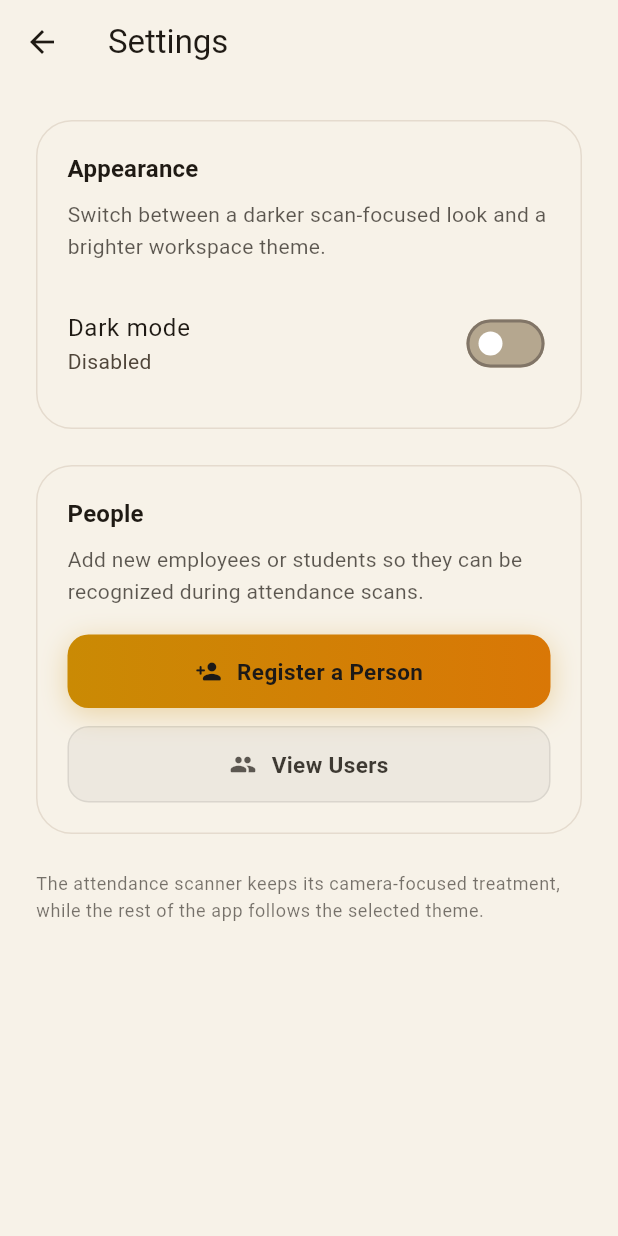
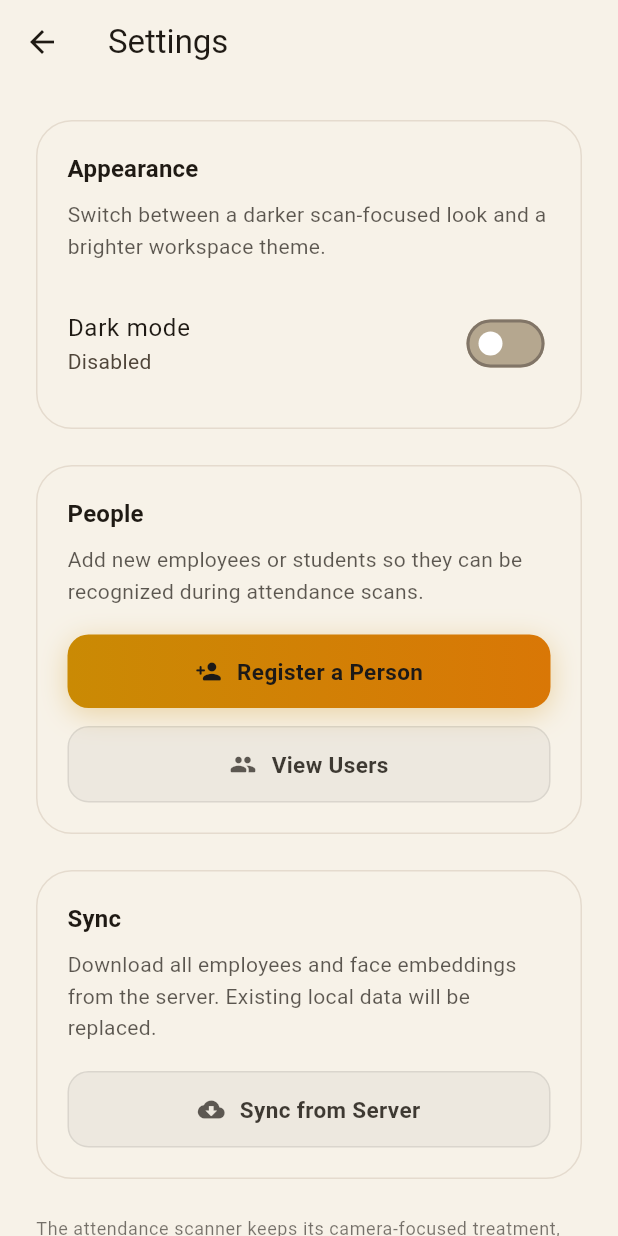
Before and after one commit to nathnael19/bayn_attendance, a Flutter app: the SettingsPage screen opened directly, on a phone screen of 412 x 824 dp. Run offline on Flutter 3.47's test engine with Material 3 defaults, Android fonts, the phone set to English and light mode, and no system bars; our stand-ins replace camera, equatable, flutter_bloc, flutter_tts, get_it, sqflite; missing offline and left inert: google_mlkit_face_detection, tflite_flutter; accounts and stored records are empty.

Commit message:
Refactor SettingsPage to use StatefulWidget and implement server synchronization functionality. Added _syncFromServer method to handle syncing with the backend, displaying success or error messages via SnackBars. This enhances user experience by providing feedback during sync operations.

```diff
--- a/lib/features/attendance/presentation/pages/settings_page.dart
+++ b/lib/features/attendance/presentation/pages/settings_page.dart
@@ -3,13 +3,67 @@ import 'package:flutter_bloc/flutter_bloc.dart';
 
 import '../../../../core/theme/theme_cubit.dart';
 import '../../../../injection_container.dart' as di;
+import '../../data/datasources/person_remote_datasource.dart';
+import '../../domain/repositories/person_repository.dart';
 import '../cubit/register_cubit.dart';
 import '../cubit/users_cubit.dart';
 import 'register_page.dart';
 import 'users_page.dart';
 
-class SettingsPage extends StatelessWidget {
+class SettingsPage extends StatefulWidget {
   const SettingsPage({super.key});
+
+  @override
+  State<SettingsPage> createState() => _SettingsPageState();
+}
+
+class _SettingsPageState extends State<SettingsPage> {
+  bool _isSyncing = false;
+
+  Future<void> _syncFromServer() async {
+    setState(() => _isSyncing = true);
+    try {
+      final repo = di.sl<PersonRepository>();
+      final result = await repo.pullFromServer();
+      if (!mounted) return;
+      ScaffoldMessenger.of(context).showSnackBar(
+        SnackBar(
+          content: Text(
+            'Synced ${result.employeesSynced} employees with '
+            '${result.embeddingsSynced} embeddings',
+          ),
+          backgroundColor: const Color(0xFF16A34A),
+          behavior: SnackBarBehavior.floating,
+          shape: RoundedRectangleBorder(borderRadius: BorderRadius.circular(12)),
+          margin: const EdgeInsets.all(16),
+        ),
+      );
+    } on BackendNotConfiguredException {
+      if (!mounted) return;
+      ScaffoldMessenger.of(context).showSnackBar(
+        SnackBar(
+          content: const Text('Backend not configured. Set BAYN_API_BASE_URL.'),
+          backgroundColor: Colors.orange,
+          behavior: SnackBarBehavior.floating,
+          shape: RoundedRectangleBorder(borderRadius: BorderRadius.circular(12)),
+          margin: const EdgeInsets.all(16),
+        ),
+      );
+    } catch (e) {
+      if (!mounted) return;
+      ScaffoldMessenger.of(context).showSnackBar(
+        SnackBar(
+          content: Text('Sync failed: $e'),
+          backgroundColor: Colors.redAccent,
+          behavior: SnackBarBehavior.floating,
+          shape: RoundedRectangleBorder(borderRadius: BorderRadius.circular(12)),
+          margin: const EdgeInsets.all(16),
+        ),
+      );
+    } finally {
+      if (mounted) setState(() => _isSyncing = false);
+    }
+  }
 
   @override
   Widget build(BuildContext context) {
@@ -21,37 +75,11 @@ class SettingsPage extends StatelessWidget {
       body: ListView(
         padding: const EdgeInsets.all(24),
         children: [
-          Container(
-            padding: const EdgeInsets.all(20),
-            decoration: BoxDecoration(
-              color: Theme.of(context).colorScheme.surface,
-              borderRadius: BorderRadius.circular(24),
-              border: Border.all(
-                color: Theme.of(
+          _buildSection(
             context,
-                ).colorScheme.outlineVariant.withValues(alpha: 0.5),
-              ),
-            ),
-            child: Column(
-              crossAxisAlignment: CrossAxisAlignment.start,
+            title: 'Appearance',
+            description: 'Switch between a darker scan-focused look and a brighter workspace theme.',
             children: [
-                Text(
-                  'Appearance',
-                  style: Theme.of(context).textTheme.titleMedium?.copyWith(
-                    fontWeight: FontWeight.w700,
-                  ),
-                ),
-                const SizedBox(height: 8),
-                Text(
-                  'Switch between a darker scan-focused look and a brighter workspace theme.',
-                  style: Theme.of(context).textTheme.bodyMedium?.copyWith(
-                    color: Theme.of(
-                      context,
-                    ).colorScheme.onSurface.withValues(alpha: 0.72),
-                    height: 1.5,
-                  ),
-                ),
-                const SizedBox(height: 18),
               SwitchListTile.adaptive(
                 contentPadding: EdgeInsets.zero,
                 title: const Text('Dark mode'),
@@ -61,42 +89,16 @@ class SettingsPage extends StatelessWidget {
               ),
             ],
           ),
-          ),
           const SizedBox(height: 24),
-
-          // Register section
-          Container(
-            padding: const EdgeInsets.all(20),
-            decoration: BoxDecoration(
-              color: Theme.of(context).colorScheme.surface,
-              borderRadius: BorderRadius.circular(24),
-              border: Border.all(
-                color: Theme.of(
+          _buildSection(
             context,
-                ).colorScheme.outlineVariant.withValues(alpha: 0.5),
-              ),
-            ),
-            child: Column(
-              crossAxisAlignment: CrossAxisAlignment.start,
+            title: 'People',
+            description: 'Add new employees or students so they can be recognized during attendance scans.',
             children: [
-                Text(
-                  'People',
-                  style: Theme.of(context).textTheme.titleMedium?.copyWith(
-                    fontWeight: FontWeight.w700,
-                  ),
-                ),
-                const SizedBox(height: 8),
-                Text(
-                  'Add new employees or students so they can be recognized during attendance scans.',
-                  style: Theme.of(context).textTheme.bodyMedium?.copyWith(
-                    color: Theme.of(
-                      context,
-                    ).colorScheme.onSurface.withValues(alpha: 0.72),
-                    height: 1.5,
-                  ),
-                ),
-                const SizedBox(height: 18),
-                GestureDetector(
+              _ActionButton(
+                icon: Icons.person_add_rounded,
+                label: 'Register a Person',
+                gradient: true,
                 onTap: () => Navigator.of(context).push(
                   MaterialPageRoute(
                     builder: (_) => BlocProvider(
@@ -105,45 +107,11 @@ class SettingsPage extends StatelessWidget {
                     ),
                   ),
                 ),
-                  child: Container(
-                    width: double.infinity,
-                    padding: const EdgeInsets.symmetric(vertical: 14),
-                    decoration: BoxDecoration(
-                      gradient: const LinearGradient(
-                        colors: [Color(0xFFCA8A04), Color(0xFFD97706)],
-                      ),
-                      borderRadius: BorderRadius.circular(14),
-                      boxShadow: [
-                        BoxShadow(
-                          color: const Color(0xFFCA8A04).withValues(alpha: 0.3),
-                          blurRadius: 16,
-                          offset: const Offset(0, 4),
-                        ),
-                      ],
-                    ),
-                    child: Row(
-                      mainAxisAlignment: MainAxisAlignment.center,
-                      children: const [
-                        Icon(
-                          Icons.person_add_rounded,
-                          color: Color(0xFF1C1917),
-                          size: 18,
-                        ),
-                        SizedBox(width: 10),
-                        Text(
-                          'Register a Person',
-                          style: TextStyle(
-                            color: Color(0xFF1C1917),
-                            fontSize: 15,
-                            fontWeight: FontWeight.w700,
-                          ),
-                        ),
-                      ],
-                    ),
-                  ),
               ),
               const SizedBox(height: 12),
-                GestureDetector(
+              _ActionButton(
+                icon: Icons.people_rounded,
+                label: 'View Users',
                 onTap: () => Navigator.of(context).push(
                   MaterialPageRoute(
                     builder: (_) => BlocProvider(
@@ -152,52 +120,29 @@ class SettingsPage extends StatelessWidget {
                     ),
                   ),
                 ),
-                  child: Container(
-                    width: double.infinity,
-                    padding: const EdgeInsets.symmetric(vertical: 14),
-                    decoration: BoxDecoration(
-                      color: isDark
-                          ? Colors.white.withValues(alpha: 0.06)
-                          : Colors.black.withValues(alpha: 0.04),
-                      borderRadius: BorderRadius.circular(14),
-                      border: Border.all(
-                        color: isDark
-                            ? Colors.white.withValues(alpha: 0.1)
-                            : Colors.black.withValues(alpha: 0.08),
-                      ),
-                    ),
-                    child: Row(
-                      mainAxisAlignment: MainAxisAlignment.center,
-                      children: [
-                        Icon(
-                          Icons.people_rounded,
-                          color: isDark ? Colors.white.withValues(alpha: 0.7) : const Color(0xFF1F1A14).withValues(alpha: 0.7),
-                          size: 18,
-                        ),
-                        const SizedBox(width: 10),
-                        Text(
-                          'View Users',
-                          style: TextStyle(
-                            color: isDark ? Colors.white.withValues(alpha: 0.85) : const Color(0xFF1F1A14).withValues(alpha: 0.85),
-                            fontSize: 15,
-                            fontWeight: FontWeight.w700,
-                          ),
               ),
             ],
           ),
-                  ),
+          const SizedBox(height: 24),
+          _buildSection(
+            context,
+            title: 'Sync',
+            description: 'Download all employees and face embeddings from the server. Existing local data will be replaced.',
+            children: [
+              _ActionButton(
+                icon: Icons.cloud_download_rounded,
+                label: _isSyncing ? 'Syncing…' : 'Sync from Server',
+                loading: _isSyncing,
+                enabled: !_isSyncing,
+                onTap: _syncFromServer,
               ),
             ],
           ),
-          ),
-
           const SizedBox(height: 24),
           Text(
             'The attendance scanner keeps its camera-focused treatment, while the rest of the app follows the selected theme.',
             style: Theme.of(context).textTheme.bodySmall?.copyWith(
-              color: Theme.of(
-                context,
-              ).colorScheme.onSurface.withValues(alpha: 0.6),
+              color: Theme.of(context).colorScheme.onSurface.withValues(alpha: 0.6),
               height: 1.5,
             ),
           ),
@@ -205,4 +150,136 @@ class SettingsPage extends StatelessWidget {
       ),
     );
   }
+
+  Widget _buildSection(
+    BuildContext context, {
+    required String title,
+    required String description,
+    required List<Widget> children,
+  }) {
+    return Container(
+      padding: const EdgeInsets.all(20),
+      decoration: BoxDecoration(
+        color: Theme.of(context).colorScheme.surface,
+        borderRadius: BorderRadius.circular(24),
+        border: Border.all(
+          color: Theme.of(context).colorScheme.outlineVariant.withValues(alpha: 0.5),
+        ),
+      ),
+      child: Column(
+        crossAxisAlignment: CrossAxisAlignment.start,
+        children: [
+          Text(
+            title,
+            style: Theme.of(context).textTheme.titleMedium?.copyWith(
+              fontWeight: FontWeight.w700,
+            ),
+          ),
+          const SizedBox(height: 8),
+          Text(
+            description,
+            style: Theme.of(context).textTheme.bodyMedium?.copyWith(
+              color: Theme.of(context).colorScheme.onSurface.withValues(alpha: 0.72),
+              height: 1.5,
+            ),
+          ),
+          const SizedBox(height: 18),
+          ...children,
+        ],
+      ),
+    );
   }
+}
+
+class _ActionButton extends StatelessWidget {
+  final IconData icon;
+  final String label;
+  final bool gradient;
+  final bool loading;
+  final bool enabled;
+  final VoidCallback? onTap;
+
+  const _ActionButton({
+    required this.icon,
+    required this.label,
+    this.gradient = false,
+    this.loading = false,
+    this.enabled = true,
+    this.onTap,
+  });
+
+  @override
+  Widget build(BuildContext context) {
+    final isDark = Theme.of(context).brightness == Brightness.dark;
+    final content = Row(
+      mainAxisAlignment: MainAxisAlignment.center,
+      children: [
+        if (loading)
+          SizedBox(
+            width: 18,
+            height: 18,
+            child: CircularProgressIndicator(
+              strokeWidth: 2,
+              color: gradient ? const Color(0xFF1C1917) : (isDark ? Colors.white.withValues(alpha: 0.7) : const Color(0xFF1F1A14).withValues(alpha: 0.7)),
+            ),
+          )
+        else
+          Icon(icon, size: 18,
+            color: gradient ? const Color(0xFF1C1917) : (isDark ? Colors.white.withValues(alpha: 0.7) : const Color(0xFF1F1A14).withValues(alpha: 0.7)),
+          ),
+        const SizedBox(width: 10),
+        Text(
+          label,
+          style: TextStyle(
+            color: gradient ? const Color(0xFF1C1917) : (isDark ? Colors.white.withValues(alpha: 0.85) : const Color(0xFF1F1A14).withValues(alpha: 0.85)),
+            fontSize: 15,
+            fontWeight: FontWeight.w700,
+          ),
+        ),
+      ],
+    );
+
+    return GestureDetector(
+      onTap: enabled ? onTap : null,
+      child: AnimatedOpacity(
+        duration: const Duration(milliseconds: 200),
+        opacity: enabled ? 1.0 : 0.6,
+        child: AnimatedContainer(
+          duration: const Duration(milliseconds: 200),
+          width: double.infinity,
+          padding: const EdgeInsets.symmetric(vertical: 14),
+          decoration: BoxDecoration(
+            gradient: gradient
+                ? const LinearGradient(
+                    colors: [Color(0xFFCA8A04), Color(0xFFD97706)],
+                  )
+                : null,
+            color: gradient
+                ? null
+                : isDark
+                    ? Colors.white.withValues(alpha: 0.06)
+                    : Colors.black.withValues(alpha: 0.04),
+            borderRadius: BorderRadius.circular(14),
+            boxShadow: gradient
+                ? [
+                    BoxShadow(
+                      color: const Color(0xFFCA8A04).withValues(alpha: 0.3),
+                      blurRadius: 16,
+                      offset: const Offset(0, 4),
+                    ),
+                  ]
+                : null,
+            border: gradient
+                ? null
+                : Border.all(
+                    color: isDark
+                        ? Colors.white.withValues(alpha: 0.1)
+                        : Colors.black.withValues(alpha: 0.08),
+                  ),
+          ),
+          child: content,
+        ),
+      ),
+    );
+  }
+}
```
Lines whose indentation alone changed are shown as unchanged.
